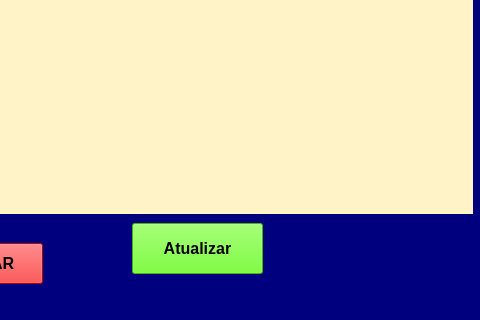
The window that saida.ui (samuelgarca/controleestoquepyqt5) describes before a commit, drawn with Qt 5; both pictures show x 98 to 578 and y 272 to 592 of the 578 by 592 pixel window.
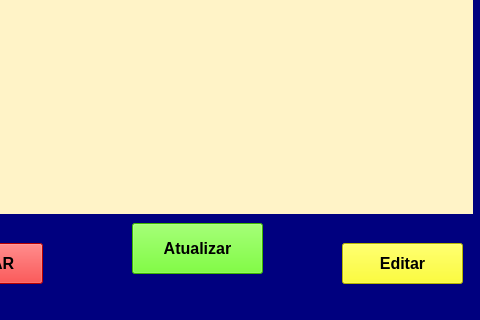
The same window after the commit.

```diff
--- a/saida.ui
+++ b/saida.ui
@@ -258,6 +258,29 @@
         </property>
        </column>
       </widget>
+      <widget class="QPushButton" name="pushButton_6">
+       <property name="geometry">
+        <rect>
+         <x>440</x>
+         <y>470</y>
+         <width>121</width>
+         <height>41</height>
+        </rect>
+       </property>
+       <property name="font">
+        <font>
+         <pointsize>12</pointsize>
+         <weight>75</weight>
+         <bold>true</bold>
+        </font>
+       </property>
+       <property name="styleSheet">
+        <string notr="true">background-color: rgb(255, 255, 0);</string>
+       </property>
+       <property name="text">
+        <string>Editar</string>
+       </property>
+      </widget>
      </widget>
     </item>
    </layout>
```
